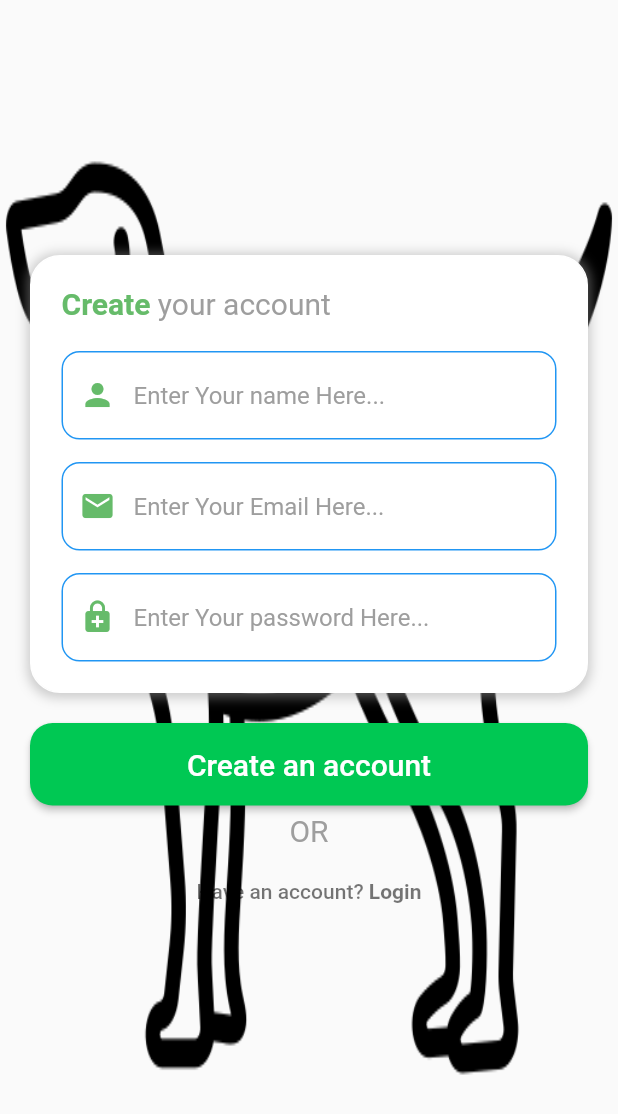
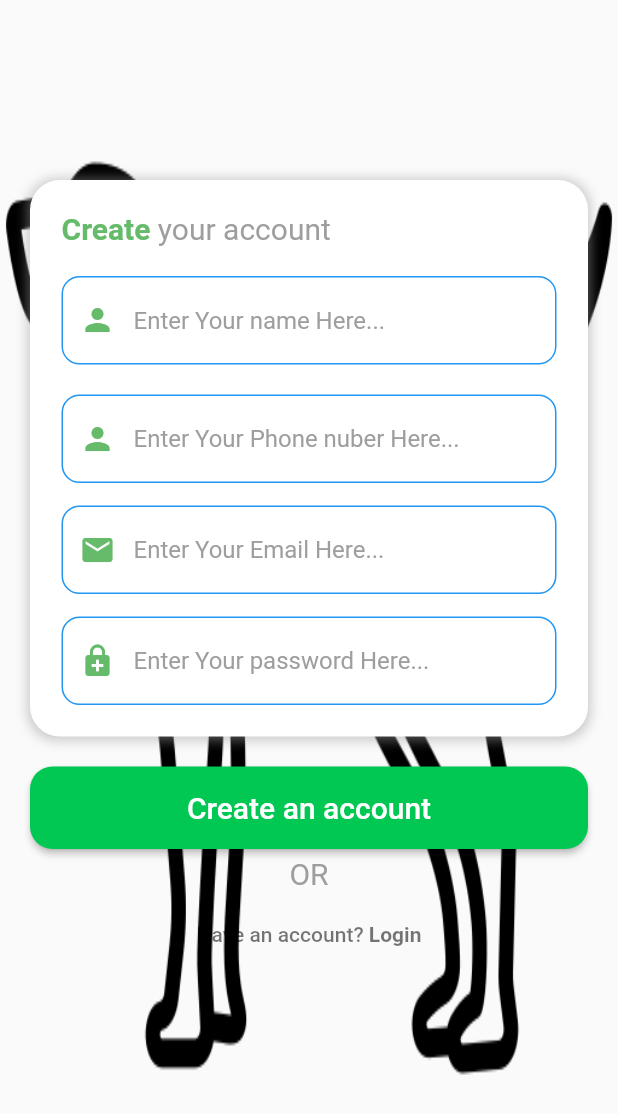
Before and after one commit to rakshithrajuN/pet_app, a Flutter app: the LoginPage screen opened directly with empty values, after a tap on "Login as User", after a tap on "don't have an account?", on a phone screen of 412 x 824 dp. Shown: the top 1114 px of the screen. Run offline on Flutter 3.47's test engine with Material 2 defaults, Android fonts, the phone set to English and light mode, and no system bars; our stand-ins replace cloud_firestore, firebase_auth, firebase_core, image_picker, rflutter_alert; accounts and stored records are empty.

Commit message:
phone added

```diff
--- a/lib/authentication/login_page.dart
+++ b/lib/authentication/login_page.dart
@@ -29,6 +29,7 @@ class _LoginPageState extends State<LoginPage> {
   static final formKey = new GlobalKey<FormState>();
   static bool a = true;
   String? _name;
+  String? _phone;
   String? _email;
   String? _password;
   bool loading = false;
@@ -56,7 +57,7 @@ class _LoginPageState extends State<LoginPage> {
       try {
         String? userId = _formType == FormType.login
             ? await widget.auth.signIn(_email!, _password!)
-            : await widget.auth.createUser(_name!, _email!, _password!);
+            : await widget.auth.createUser(_name!,_phone!, _email!, _password!);
         setState(() {
           _authHint = 'Signed In\n\nUser id: $userId';
         });
@@ -218,7 +219,7 @@ class _LoginPageState extends State<LoginPage> {
       ];
     } else {
       return [
-        SizedBox(height: 150),
+        SizedBox(height: 100),
         new Container(
             decoration: BoxDecoration(
               color: Colors.white,
@@ -288,6 +289,37 @@ class _LoginPageState extends State<LoginPage> {
                           ? 'user name must be at least 2 charecter long'
                           : null,
                   onSaved: (val) => _name = val,
+                ),
+              ),
+               Padding(
+                padding: EdgeInsets.fromLTRB(20.0, 10.0, 20.0, 10.0),
+                child: new TextFormField(
+                  key: new Key('phone'),
+                  decoration: InputDecoration(
+                    hintText: 'Enter Your Phone nuber Here...',
+                    prefixIcon: Icon(
+                      Icons.person,
+                      color: Colors.green[400],
+                    ),
+                    hintStyle: TextStyle(color: Colors.grey),
+                    filled: true,
+                    fillColor: Colors.white70,
+                    enabledBorder: OutlineInputBorder(
+                      borderRadius: BorderRadius.all(Radius.circular(12.0)),
+                      borderSide: BorderSide(color: Colors.blue, width: 1),
+                    ),
+                    focusedBorder: OutlineInputBorder(
+                      borderRadius: BorderRadius.all(Radius.circular(10.0)),
+                      borderSide: BorderSide(color: Colors.blue, width: 1),
+                    ),
+                  ),
+                  autocorrect: false,
+                  validator: (val) => val!.isEmpty
+                      ? 'Phone number can\'t be empty.'
+                      : val.length < 10
+                          ? 'Invalid phone number'
+                          : null,
+                  onSaved: (val) => _phone = val,
                 ),
               ),
               Padding(
```
